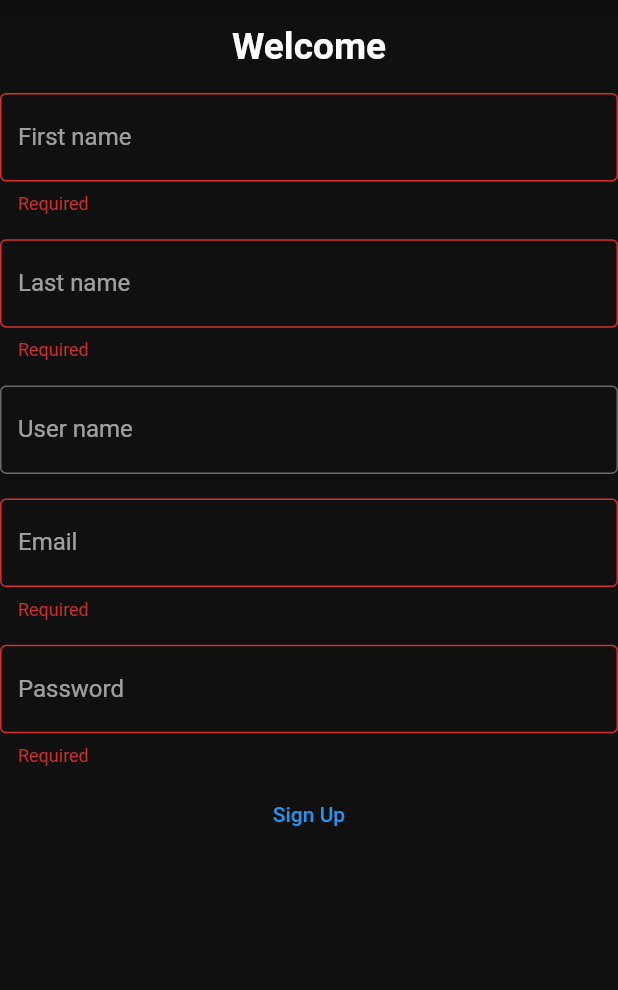
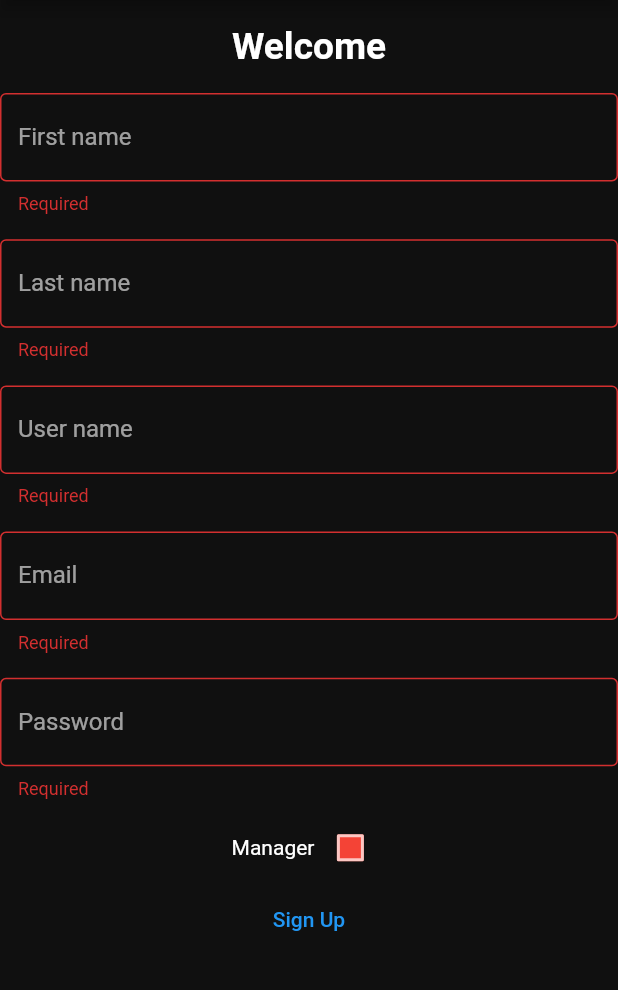
Before and after one commit to Shernobyl/Cinema-Reservation, a Flutter app: the signup screen opened directly, after a tap on "Sign Up", on a phone screen of 412 x 824 dp, the part 84-1074 px from its top. Run offline on Flutter 3.47's test engine with Material 2 defaults, Android fonts, the phone set to English and light mode, and no system bars; our stand-ins replace cached_network_image, dio, email_validator, flutter_spinkit, fluttertoast, sizer; statements that could not run were skipped.

Commit message:
signup request added

```diff
--- /dev/null
+++ b/lib/model/user.dart
@@ -0,0 +1,31 @@
+import 'dart:convert';
+import 'dart:io';
+
+class User {
+  final String id;
+  final String userName;
+  final String? firstName;
+  final String lastName;
+  final String email;
+  final String role;
+
+
+  User({
+    required this.id,
+    required this.userName,
+    required this.firstName,
+    required this.lastName,
+    required this.email,
+    required this.role,
+  });
+
+User.fromJson(Map<String,dynamic> json):this(
+  id: json['id'] ,
+  userName:json['userName'] as String,
+  firstName:json['firstName'] as String,
+  lastName:json['lastName'] as String,
+  email:json['email'] as String,
+  role:json['role'] as String,
+);
+
+}
--- a/lib/screens/signup_screen.dart
+++ b/lib/screens/signup_screen.dart
@@ -4,6 +4,9 @@ import 'package:movies_app_flutter/utils/constants.dart';
 import 'package:sizer/sizer.dart';
 import 'package:movies_app_flutter/utils/file_manager.dart' as file;
 import 'package:email_validator/email_validator.dart';
+import 'dart:convert';
+import '../services/auth_user.dart';
+
 
 enum EnumEmail { valid, invalid }
 enum EnumError { show, hide }
@@ -33,7 +36,7 @@ class _signupState extends State<signup> {
   EnumError errorPassword = EnumError.hide;
   EnumError errorFirstName = EnumError.hide;
   EnumError errorLastName = EnumError.hide;
-  EnumError errorAge = EnumError.hide;
+  EnumError errorUserName = EnumError.hide;
   bool _hiddenText = true;
 
   String email_validation = "";
@@ -42,6 +45,9 @@ class _signupState extends State<signup> {
   String lastName = "";
   String passwordErrorText = "";
   String emailErrorText = "";
+  String userName="";
+  String role="customer";
+
 
   bool checkBoxValue = false;
   bool checkBoxRed = false;
@@ -141,10 +147,32 @@ class _signupState extends State<signup> {
     }
   }
 
+   void UserNameChecking() {
+    if (userName?.isNotEmpty ?? false) {
+      if (userName.contains(" ")) {
+        setState(
+          () {
+            errorUserName = EnumError.show;
+          },
+        );
+      } else {
+        setState(() {
+          errorUserName = EnumError.hide;
+        });
+      }
+    } else if (userName?.isEmpty ?? true) {
+      setState(
+        () {
+          errorUserName = EnumError.show;
+        },
+      );
+    }
+  }
+
   /// Checks if the last name text box empty
   void lastNameChecking() {
     if (lastName?.isNotEmpty ?? false) {
-           if (lastName.contains(" ")) {
+      if (lastName.contains(" ")) {
         setState(
           () {
             errorLastName = EnumError.show;
@@ -267,10 +295,10 @@ class _signupState extends State<signup> {
         ),
         TextField(
           onChanged: (valueFirstName) {
-            // firstName = valueFirstName;
+            userName = valueFirstName;
           },
           decoration: InputDecoration(
-            // errorText: (errorFirstName == EnumError.show) ? "Required" : null,
+            errorText: (errorUserName == EnumError.show) ? "Required" : null,
             labelText: 'User name',
             focusedBorder: OutlineInputBorder(
               borderSide: BorderSide(
@@ -337,13 +365,54 @@ class _signupState extends State<signup> {
         Row(
           mainAxisAlignment: MainAxisAlignment.center,
           children: [
+            Text("Manager"),
+            Checkbox(
+              checkColor: Colors.white,
+              fillColor: MaterialStateProperty.resolveWith(getColor),
+              value: isChecked,
+              onChanged: (bool? value) {
+                setState(() {
+                  isChecked = value!;
+                });
+              },
+            ),
+          ],
+        ),
+        Row(
+          mainAxisAlignment: MainAxisAlignment.center,
+          children: [
             TextButton(
-                onPressed: () {
+                onPressed: () async {
                   emailChecking();
                   firstNameChecking();
                   lastNameChecking();
+                  passwordChecking();
+                  UserNameChecking();
+                  if (errorEmail == EnumError.hide &&
+                      errorFirstName == EnumError.hide &&
+                      errorLastName == EnumError.hide &&
+                      errorPassword == EnumError.hide &&
+                      errorUserName==EnumError.hide
+                      ) {
 
-                  passwordChecking();
+                        if (isChecked)
+                        {
+                          role="manager";
+                        }
+
+                        var res=await signUp(userName,email_validation,firstName,password_validation,lastName,role);
+
+                        if (res.data["status"]=="success"){
+
+                        Navigator.pop(context);
+
+                        }
+
+                        print(res.data["status"]);
+
+
+
+                      }
                 },
                 child: Text("Sign Up")),
           ],
--- a/lib/utils/constants.dart
+++ b/lib/utils/constants.dart
@@ -4,6 +4,7 @@ import 'package:sizer/sizer.dart';
 
 final GlobalKey<HomeScreenState> kHomeScreenKey = GlobalKey();
 
+const kBaseUrl="https://immense-beyond-51451.herokuapp.com";
 const kThemoviedbURL = "https://api.themoviedb.org/3/movie";
 const kThemoviedbSearchURL = "https://api.themoviedb.org/3/search/movie";
 const kThemoviedbImageURL = "https://image.tmdb.org/t/p/w300";
--- a/pubspec.yaml
+++ b/pubspec.yaml
@@ -35,6 +35,7 @@ dependencies:
   http: ^0.13.3
   path_provider: ^2.0.3
   email_validator: ^2.0.1
+  dio: ^4.0.4
 
 dev_dependencies:
   flutter_test:
```
Also changed, not shown: lib/model/usermodel.dart (added, +47 -0 lines), lib/services/auth_user.dart (added, +42 -0 lines), pubspec.lock, 3 other files.
